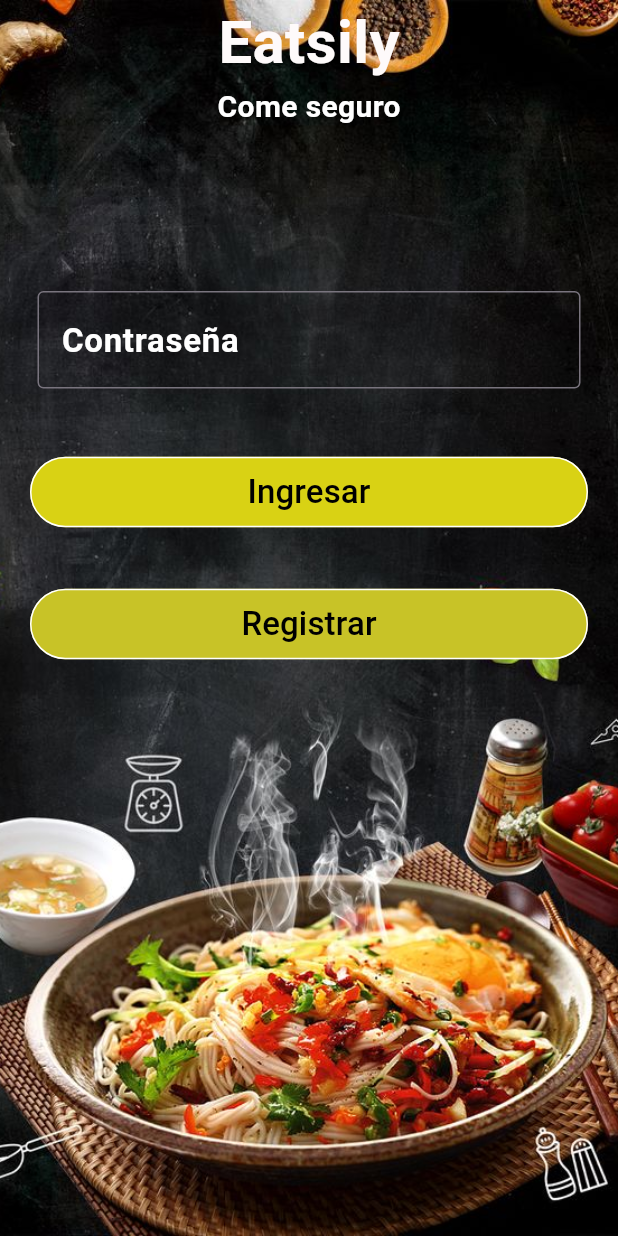
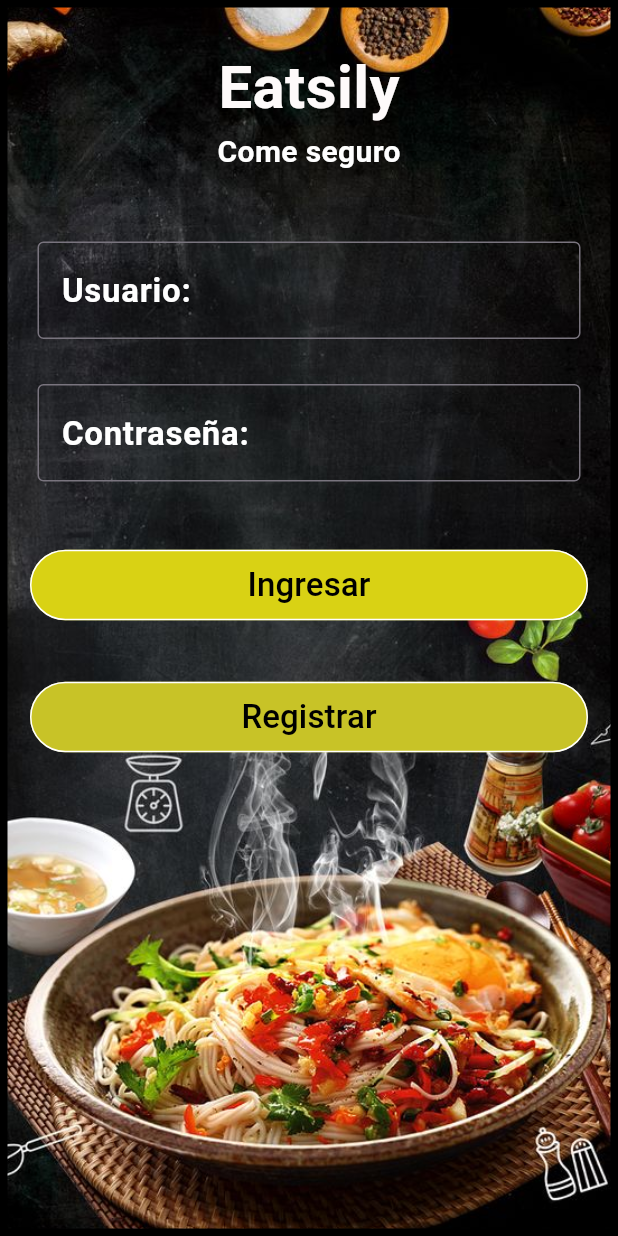
Before and after one commit to gentlemani/flutterSchool, a Flutter app: the screen it shows after launch, on a phone screen of 412 x 824 dp. Run offline on Flutter 3.47's test engine with Material 3 defaults, Android fonts, the phone set to English and light mode, and no system bars.

Commit message:
Creacion de la pagina de registrar, correccion de colores y bordes, ajustado de padding. textos a corroborar

```diff
--- a/lib/main.dart
+++ b/lib/main.dart
@@ -5,32 +5,53 @@ void main() {
   runApp(const MyApp());
 }
 
+class Fondo extends StatelessWidget {
+  const Fondo({super.key});
+  @override
+  Widget build(BuildContext context) {
+    return ClipRRect(
+        borderRadius: BorderRadius.circular(0.0),
+        child: Container(
+          decoration: BoxDecoration(
+              image: const DecorationImage(
+                image: AssetImage('assets/Fondo4.jpg'),
+                fit: BoxFit.cover,
+              ),
+              border: Border.all(
+                color: Colors.black,
+                width: 5.0,
+              )),
+        ));
+  }
+}
+
 class MyApp extends StatelessWidget {
   const MyApp({super.key});
   @override
   Widget build(BuildContext context) {
-    return const MaterialApp(home: MyHome(), debugShowCheckedModeBanner: false);
+    return const MaterialApp(
+        home: Scaffold(
+          body: Stack(
+            children: [Fondo(), MyHome()],
+          ),
+        ),
+        debugShowCheckedModeBanner: false);
   }
 }
 
 class MyHome extends StatelessWidget {
   const MyHome({super.key});
-
   @override
   Widget build(BuildContext context) {
     return Scaffold(
-      body: Container(
-        decoration: const BoxDecoration(
-            image: DecorationImage(
-          image: AssetImage('assets/Fondo4.jpg'),
-          fit: BoxFit.cover,
-        )),
+        body: SingleChildScrollView(
           child: Center(
             child: Column(
               mainAxisAlignment: MainAxisAlignment.start,
               crossAxisAlignment: CrossAxisAlignment.center,
               children: <Widget>[
                 SizedBox(height: MediaQuery.of(context).padding.top),
+                const SizedBox(height: 30),
                 const Padding(
                     padding: EdgeInsets.symmetric(vertical: 0.0),
                     child: Text(
@@ -49,15 +70,14 @@ class MyHome extends StatelessWidget {
                           fontWeight: FontWeight.bold,
                           color: Color.fromARGB(255, 255, 255, 255)),
                     )),
+                const SizedBox(
+                  height: 20,
+                ),
                 const Padding(
                   padding: EdgeInsets.all(25.0),
                   child: TextField(
                       decoration: InputDecoration(
-<<<<<<< HEAD
-                      labelText: 'User1241425',
-=======
-                      labelText: 'User12',
->>>>>>> master
+                        labelText: 'Usuario:',
                         border: OutlineInputBorder(),
                         labelStyle: TextStyle(
                             color: Color.fromARGB(255, 255, 255, 255),
@@ -69,10 +89,10 @@ class MyHome extends StatelessWidget {
                           fontSize: 22)),
                 ),
                 const Padding(
-                padding: EdgeInsets.all(25.0),
+                  padding: EdgeInsets.symmetric(vertical: 5, horizontal: 25),
                   child: TextField(
                     decoration: InputDecoration(
-                      labelText: 'Contraseña',
+                        labelText: 'Contraseña:',
                         border: OutlineInputBorder(),
                         labelStyle: TextStyle(
                             color: Color.fromARGB(255, 255, 255, 255),
@@ -80,22 +100,26 @@ class MyHome extends StatelessWidget {
                             fontWeight: FontWeight.bold)),
                     obscureText: true,
                     style: TextStyle(
-                      color: Color.fromARGB(255, 255, 255, 255), fontSize: 22),
+                        color: Color.fromARGB(255, 255, 255, 255),
+                        fontSize: 22),
                   ),
                 ),
+                const SizedBox(height: 20),
                 Padding(
                   padding: const EdgeInsets.all(20.0),
                   child: TextButton(
                     onPressed: null,
                     style: ButtonStyle(
                         backgroundColor: MaterialStateProperty.all<Color>(
-                        Color.fromARGB(255, 217, 210, 20),
+                          const Color.fromARGB(255, 217, 210, 20),
                         ),
-                      shape: MaterialStateProperty.all<RoundedRectangleBorder>(
+                        shape:
+                            MaterialStateProperty.all<RoundedRectangleBorder>(
                                 RoundedRectangleBorder(
                                     borderRadius: BorderRadius.circular(200.0),
                                     side: const BorderSide(
-                                  color: Color.fromARGB(255, 255, 255, 255))))),
+                                        color: Color.fromARGB(
+                                            255, 255, 255, 255))))),
                     child: Container(
                       width: double.infinity,
                       alignment: Alignment.center,
@@ -116,18 +140,20 @@ class MyHome extends StatelessWidget {
                       // Navegar a la pantalla de login.dart
                       Navigator.push(
                         context,
-                      MaterialPageRoute(builder: (context) => Login()),
+                        MaterialPageRoute(builder: (context) => const Login()),
                       );
                     },
                     style: ButtonStyle(
                         backgroundColor: MaterialStateProperty.all<Color>(
                           const Color.fromARGB(255, 200, 195, 39),
                         ),
-                      shape: MaterialStateProperty.all<RoundedRectangleBorder>(
+                        shape:
+                            MaterialStateProperty.all<RoundedRectangleBorder>(
                                 RoundedRectangleBorder(
                                     borderRadius: BorderRadius.circular(200.0),
                                     side: const BorderSide(
-                                  color: Color.fromARGB(255, 255, 255, 255))))),
+                                        color: Color.fromARGB(
+                                            255, 255, 255, 255))))),
                     child: Container(
                       width: double.infinity,
                       alignment: Alignment.center,
@@ -145,6 +171,6 @@ class MyHome extends StatelessWidget {
             ),
           ),
         ),
-    );
+        backgroundColor: Colors.transparent);
   }
 }
--- a/pubspec.yaml
+++ b/pubspec.yaml
@@ -45,7 +45,7 @@ dev_dependencies:
   # activated in the `analysis_options.yaml` file located at the root of your
   # package. See that file for information about deactivating specific lint
   # rules and activating additional ones.
-  flutter_lints: ^2.0.0
+  flutter_lints: ^3.0.1
 
 # For information on the generic Dart part of this file, see the
 # following page: https://dart.dev/tools/pub/pubspec
```
Also changed, not shown: lib/sesion/login.dart (+71 -6 lines), pubspec.lock. Lines whose indentation alone changed are shown as unchanged.
